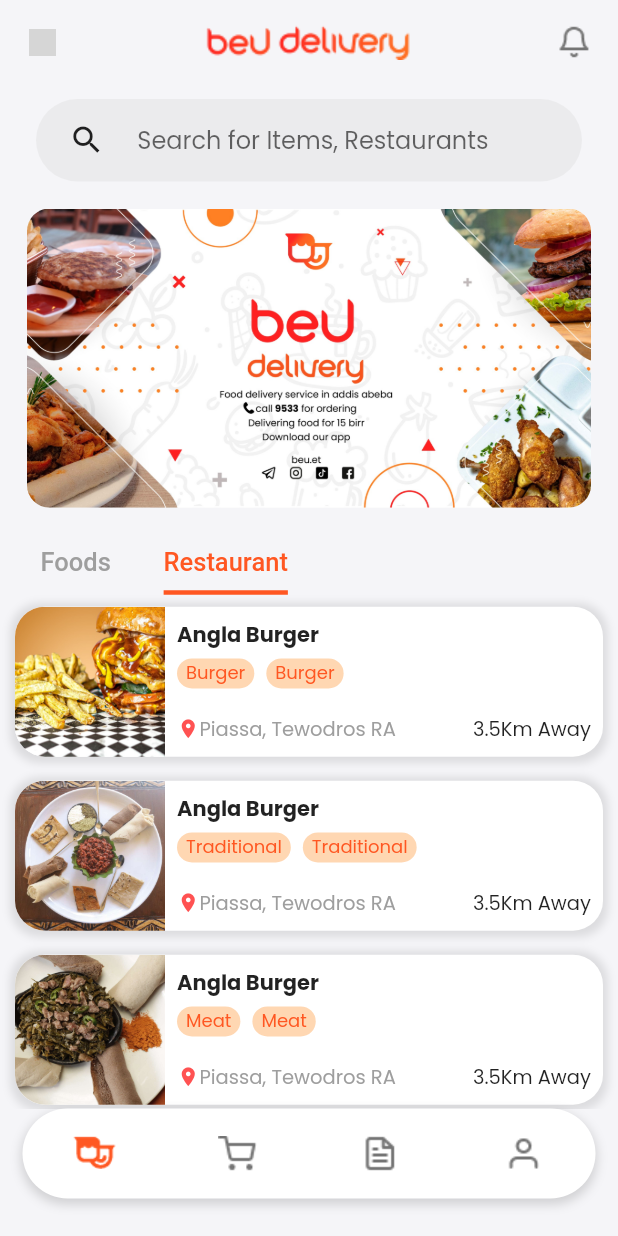
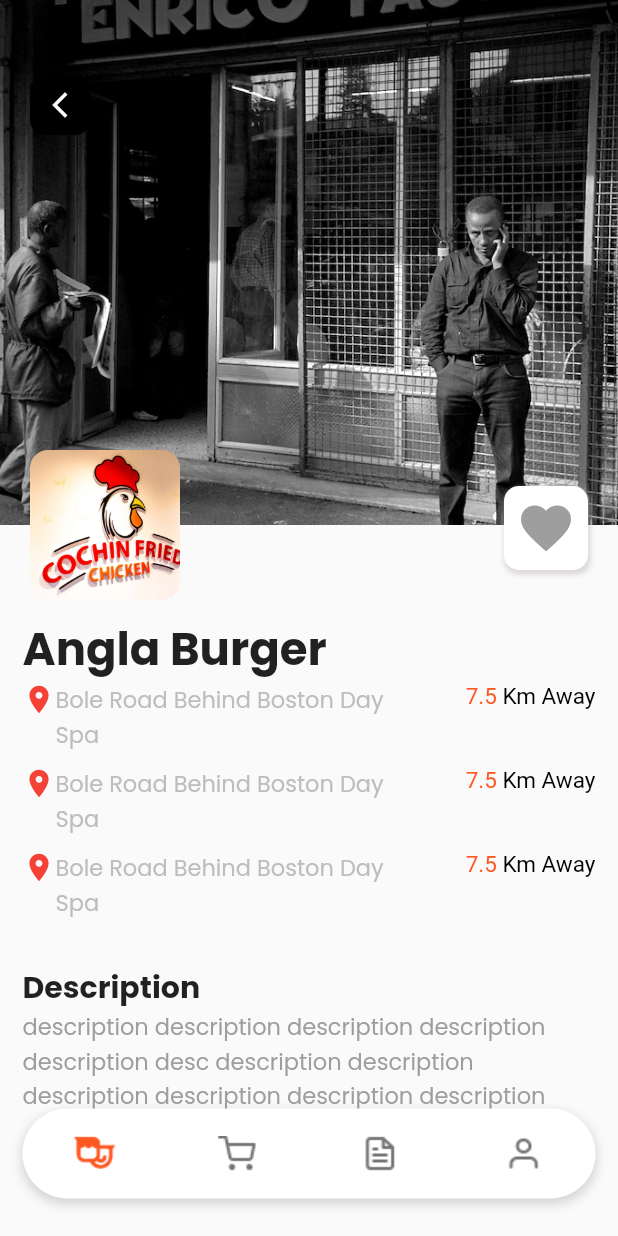
Before and after one commit to yonaries/beudelivery-clone, a Flutter app: the screen it shows after launch, tab 2 chosen, after a tap on "Angla Burger", on a phone screen of 412 x 824 dp. Run offline on Flutter 3.47's test engine with Material 2 defaults, Android fonts, the light colour scheme and no system bars; our stand-ins replace firebase_core, flutter_slidable, flutter_spinkit, google_fonts; accounts and stored records are empty; grey boxes are pictures that could not be loaded.

Commit message:
restaurant detail ui done

```diff
--- a/userapp/lib/view/components/home/tabs/restaurants.dart
+++ b/userapp/lib/view/components/home/tabs/restaurants.dart
@@ -1,7 +1,8 @@
 import 'package:flutter/material.dart';
 import 'package:userapp/view/components/home/tabs/foods.dart';
+import 'package:userapp/view/screens/restaurant_detail.dart';
 
-buildRestaurants(index, currentWidth) {
+buildRestaurants(index, currentWidth, context) {
   if (index < specials.length) {
     return Padding(
       padding: const EdgeInsets.symmetric(horizontal: 10.0, vertical: 8.0),
@@ -21,7 +22,17 @@
           ],
         ),
         child: InkWell(
-          onTap: () {},
+          onTap: () {
+            Navigator.push(
+              context,
+              MaterialPageRoute(
+                builder: (context) => const RestaurantDetailScreen(),
+                settings: RouteSettings(
+                  arguments: localFavorites[index],
+                ),
+              ),
+            );
+          },
           child: Row(
             children: [
               SizedBox(
@@ -169,7 +180,7 @@
           child: ListView.builder(
             itemCount: specials.length + 1,
             itemBuilder: (context, index) =>
-                buildRestaurants(index, currentWidth),
+                buildRestaurants(index, currentWidth, context),
           ),
         ),
       ],
--- /dev/null
+++ b/userapp/lib/view/components/restaurant_detail/restaurant_menu.dart
@@ -0,0 +1,103 @@
+import 'package:flutter/material.dart';
+import 'package:flutter_staggered_grid_view/flutter_staggered_grid_view.dart';
+import 'package:userapp/controller/restaurant_menu_controller.dart';
+import 'package:userapp/view/screens/food_detail.dart';
+
+class RestaurantMenu extends StatefulWidget {
+  const RestaurantMenu({Key? key}) : super(key: key);
+
+  @override
+  State<RestaurantMenu> createState() => _RestaurantMenuState();
+}
+
+class _RestaurantMenuState extends State<RestaurantMenu> {
+  @override
+  Widget build(BuildContext context) {
+    // current screen ratio
+    final currentWidth = MediaQuery.of(context).size.width;
+
+    return Expanded(
+      child: MasonryGridView.builder(
+        controller: ScrollController(
+          keepScrollOffset: false,
+          initialScrollOffset: 0,
+        ),
+        gridDelegate: const SliverSimpleGridDelegateWithFixedCrossAxisCount(
+            crossAxisCount: 2),
+        itemCount: restaurantMenuList.length,
+        itemBuilder: (context, index) => Container(
+          padding: const EdgeInsets.all(10.0),
+          child: Column(
+            crossAxisAlignment: CrossAxisAlignment.start,
+            children: [
+              SizedBox(
+                height: currentWidth / 2 * 0.85,
+                child: ClipRRect(
+                  borderRadius: BorderRadius.circular(15),
+                  child: Material(
+                    child: InkWell(
+                      onTap: () {
+                        Navigator.push(
+                          context,
+                          MaterialPageRoute(
+                            builder: (context) => const FoodDetailScreen(),
+                            settings: RouteSettings(
+                              arguments: restaurantMenuList[index],
+                            ),
+                          ),
+                        );
+                      },
+                      child: Ink.image(
+                        fit: BoxFit.cover,
+                        image: AssetImage(restaurantMenuList[index].image),
+                      ),
+                    ),
+                  ),
+                ),
+              ),
+              const SizedBox(
+                height: 5,
+              ),
+              Text(
+                restaurantMenuList[index].itemName,
+                style: const TextStyle(fontWeight: FontWeight.bold),
+              ),
+              Row(
+                mainAxisAlignment: MainAxisAlignment.spaceBetween,
+                children: [
+                  Container(
+                    padding:
+                        const EdgeInsets.symmetric(horizontal: 6, vertical: 1),
+                    decoration: BoxDecoration(
+                      color: const Color.fromARGB(255, 255, 215, 178),
+                      borderRadius: BorderRadius.circular(10),
+                    ),
+                    child: Text(
+                      restaurantMenuList[index].itemTag,
+                      style: const TextStyle(
+                          fontSize: 12, color: Colors.deepOrange),
+                    ),
+                  ),
+                  Row(
+                    children: [
+                      const Text(
+                        "Br",
+                        style: TextStyle(
+                            color: Colors.deepOrange,
+                            fontWeight: FontWeight.bold),
+                      ),
+                      Text(
+                        restaurantMenuList[index].itemprice.toString(),
+                        style: const TextStyle(fontWeight: FontWeight.bold),
+                      ),
+                    ],
+                  )
+                ],
+              )
+            ],
+          ),
+        ),
+      ),
+    );
+  }
+}
--- /dev/null
+++ b/userapp/lib/view/screens/restaurant_detail.dart
@@ -0,0 +1,179 @@
+import 'package:flutter/material.dart';
+import 'package:flutter_staggered_grid_view/flutter_staggered_grid_view.dart';
+import 'package:userapp/controller/restaurant_menu_controller.dart';
+import 'package:userapp/view/components/home/tabs/foods.dart';
+import 'package:userapp/view/components/home/tabs/foods/localfavorites.dart';
+import 'package:userapp/view/components/nav_bottom.dart';
+import 'package:userapp/view/components/restaurant_detail/restaurant_image.dart';
+import 'package:userapp/view/screens/food_detail.dart';
+
+class RestaurantDetailScreen extends StatefulWidget {
+  const RestaurantDetailScreen({Key? key}) : super(key: key);
+
+  @override
+  State<RestaurantDetailScreen> createState() => _RestaurantDetailScreenState();
+}
+
+class _RestaurantDetailScreenState extends State<RestaurantDetailScreen> {
+  bool isFavorite = false;
+  void favoriteBtnHandler() {
+    setState(() {
+      isFavorite = !isFavorite;
+    });
+  }
+
+  @override
+  Widget build(BuildContext context) {
+    return Scaffold(
+      bottomNavigationBar: const BottomNavBar(),
+      body: SingleChildScrollView(
+        child: Column(
+          crossAxisAlignment: CrossAxisAlignment.start,
+          children: [
+            restaurantDetailImageComponent(
+              logoImage: "lib/assets/restaurants/284154060368510976.png",
+              coverImage:
+                  "lib/assets/restaurants/AF1QipMfFnyxWtvDvOidD8QGx5dMVndaYd2LrkXr26AW=s1024-k-no.jpg",
+              favoriteBtnHandler: favoriteBtnHandler,
+              isFavorite: isFavorite,
+              context: context,
+            ),
+
+            SizedBox(
+              height: 60,
+            ),
+
+            // Other Text
+            Padding(
+              padding: EdgeInsets.symmetric(horizontal: 15),
+              child: Column(
+                crossAxisAlignment: CrossAxisAlignment.start,
+                children: [
+                  Text(
+                    "Angla Burger",
+                    style: TextStyle(
+                      fontSize: 30,
+                      fontWeight: FontWeight.bold,
+                    ),
+                  ),
+                  //  Restaurant Address
+
+                  ListView.builder(
+                    shrinkWrap: true,
+                    itemCount: 3,
+                    physics: const NeverScrollableScrollPhysics(),
+                    itemBuilder: (context, index) {
+                      return Container(
+                        margin: const EdgeInsets.only(bottom: 10.0),
+                        child: Row(
+                          mainAxisAlignment: MainAxisAlignment.spaceBetween,
+                          crossAxisAlignment: CrossAxisAlignment.start,
+                          children: [
+                            Flexible(
+                              flex: 2,
+                              child: Row(
+                                crossAxisAlignment: CrossAxisAlignment.start,
+                                children: [
+                                  Icon(
+                                    Icons.location_on,
+                                    color: Colors.red,
+                                    size: 22,
+                                  ),
+                                  Expanded(
+                                    child: Text(
+                                      "Bole Road Behind Boston Day Spa",
+                                      style: TextStyle(
+                                        color: Colors.grey[400],
+                                        fontSize: 15,
+                                      ),
+                                    ),
+                                  ),
+                                ],
+                              ),
+                            ),
+                            Flexible(
+                                flex: 1,
+                                child: RichText(
+                                  text: TextSpan(
+                                    style: TextStyle(
+                                      fontSize: 15,
+                                      color: Colors.black,
+                                    ),
+                                    children: [
+                                      TextSpan(
+                                        text: "7.5",
+                                        style: TextStyle(
+                                          color: Colors.deepOrange,
+                                        ),
+                                      ),
+                                      TextSpan(text: " Km Away"),
+                                    ],
+                                  ),
+                                )),
+                          ],
+                        ),
+                      );
+                    },
+                  ),
+
+                  SizedBox(
+                    height: 20,
+                  ),
+
+                  Text(
+                    "Description",
+                    style: TextStyle(
+                      color: Colors.black87,
+                      fontSize: 20,
+                      fontWeight: FontWeight.bold,
+                    ),
+                  ),
+
+                  Text(
+                    "description description description description description desc description description description description description description description description description description description description description description description",
+                    style: TextStyle(
+                      color: Colors.grey,
+                      fontSize: 15,
+                    ),
+                  ),
+
+                  SizedBox(
+                    height: 20,
+                  ),
+                  // Menu
+                  Padding(
+                    padding: const EdgeInsets.only(right: 8, left: 8, top: 8),
+                    child: SizedBox(
+                      child: Row(
+                        mainAxisAlignment: MainAxisAlignment.spaceBetween,
+                        children: [
+                          const Text(
+                            "Menu",
+                            style: TextStyle(
+                                fontSize: 18, fontWeight: FontWeight.bold),
+                          ),
+                          Row(
+                            children: const [
+                              Text("See All",
+                                  style: TextStyle(
+                                      fontSize: 18,
+                                      fontWeight: FontWeight.bold)),
+                              Icon(Icons.arrow_circle_right_rounded)
+                            ],
+                          ),
+                        ],
+                      ),
+                    ),
+                  ),
+
+                  // Restaurant menus
+                  restaurantMenu(context),
+                ],
+              ),
+            )
+          ],
+        ),
+      ),
+    );
+  }
+}
```
Also changed, not shown: userapp/lib/controller/restaurant_menu_controller.dart (added, +59 -0 lines), userapp/lib/model/restaurant_menu_model.dart (added, +19 -0 lines), userapp/lib/view/screens/food_detail.dart (+8 -0 lines).
